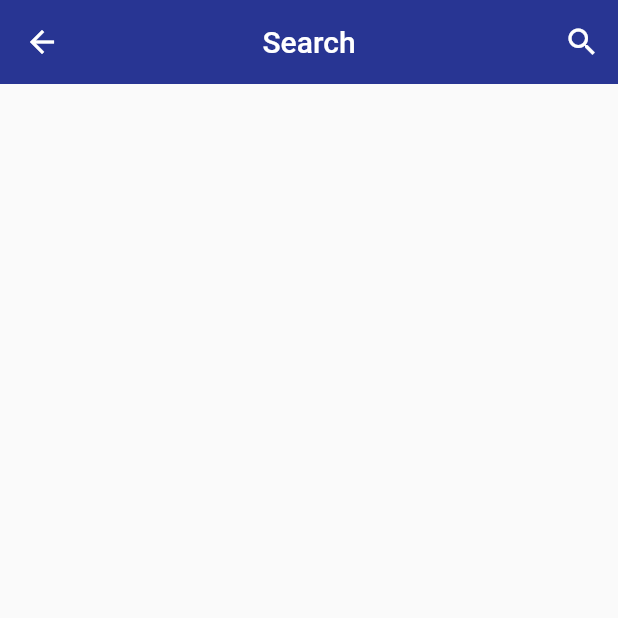
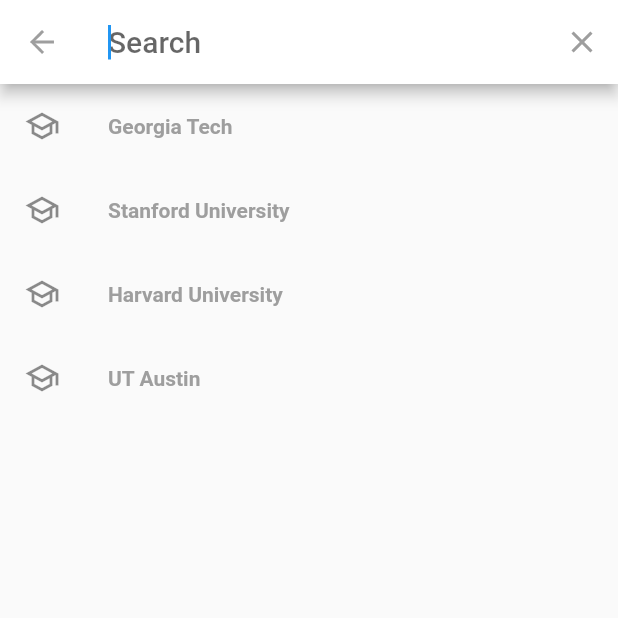
Before and after one commit to Nish2k4/College-Fit-App, a Flutter app: the search screen opened by its route, after a tap on the "search" icon, on a phone screen of 412 x 824 dp, the top half of it. Run offline on Flutter 3.47's test engine with Material 2 defaults, Android fonts, the light colour scheme and no system bars.

Commit message:
This app provides information about a variety of colleges!
The recent changes made include the following:
- Interactivity in the search button.
- The back button on the search page is working now.
- The search college button on the home page takes you to the search page now after you click it.

```diff
--- a/lib/Pages/home.dart
+++ b/lib/Pages/home.dart
@@ -82,7 +82,9 @@
                       ],
                     ),
                     child: RaisedButton(
-                      onPressed: (){},
+                      onPressed: (){
+                        Navigator.pushNamed(context, "/search");
+                      },
                       shape: RoundedRectangleBorder(borderRadius: BorderRadius.circular(50)),
                       padding: EdgeInsets.all(0),
                       child: Ink(
--- a/lib/Pages/search.dart
+++ b/lib/Pages/search.dart
@@ -4,15 +4,18 @@
   @override
   Widget build(BuildContext context) {
     return Scaffold(
+      backgroundColor: Colors.blue [900],
         appBar: AppBar(
-          backgroundColor: Colors.indigo [800],
+          backgroundColor: Colors.yellow [800],
           title: Text ("Search"),
             centerTitle: true,
             elevation: 0,
           actions: <Widget>[
             IconButton(
               icon: Icon(Icons.search),
-              onPressed: () {},
+              onPressed: () {
+                showSearch(context: context, delegate: DataSearch());
+              },
             ),
           ],
         ),
@@ -32,13 +35,15 @@
     "Kennesaw State University",
     "UC Santa Barbara",
     "Amherst University",
-    "UC Berkley"
+    "UC Berkeley"
   ];
-  final RecentColleges = ["Georgia Tech"];
+  final RecentColleges = ["Georgia Tech", "Stanford University", "Harvard University", "UT Austin"];
   @override
   List<Widget> buildActions(BuildContext context) {
     // Actions for App Bar
-    return [IconButton(icon: Icon(Icons.clear), onPressed: () {})];
+    return [IconButton(icon: Icon(Icons.clear), onPressed: () {
+      query = "";
+    })];
     throw UnimplementedError();
   }
 
@@ -50,7 +55,9 @@
           icon: AnimatedIcons.menu_arrow,
           progress: transitionAnimation,
         ),
-        onPressed: (){}
+        onPressed: (){
+          close(context, null);
+        }
     );
     throw UnimplementedError();
   }
@@ -58,15 +65,35 @@
   @override
   Widget buildResults(BuildContext context) {
     // Results based on search
-    throw UnimplementedError();
+    //throw UnimplementedError();
   }
 
   @override
   Widget buildSuggestions(BuildContext context) {
     // Suggestions while searching
     // If user hasn't searched anything, show his recent searches
-    final suggestionList = query.isEmpty?RecentColleges:colleges;
-    throw UnimplementedError();
+    final suggestionList = query.isEmpty?RecentColleges:colleges.where((p) => p.startsWith(query)).toList();
+    return ListView.builder(
+      itemBuilder: (context, index) => ListTile(
+        leading: Icon(Icons.school_outlined),
+        title: RichText(
+          text: TextSpan(
+            text: suggestionList[index].substring(0, query.length),
+            style: TextStyle(
+              color: Colors.black, fontWeight: FontWeight.bold
+            ),
+            children: [
+              TextSpan(
+                text: suggestionList[index].substring(query.length),
+                style: TextStyle(color: Colors.grey[500])
+              )
+            ]
+          ),
+        ),
+      ),
+      itemCount: suggestionList.length,
+    );
+    //throw UnimplementedError();
   }
 
 }
--- a/lib/main.dart
+++ b/lib/main.dart
@@ -9,7 +9,7 @@
 void main() {
   runApp(MaterialApp(
     // Routing System
-    initialRoute: "/search",
+    initialRoute: "/home",
     routes: {
       "/": (context) => Loading(),
       "/home": (context) => Home(),
```
Also changed, not shown: 19 other files.
